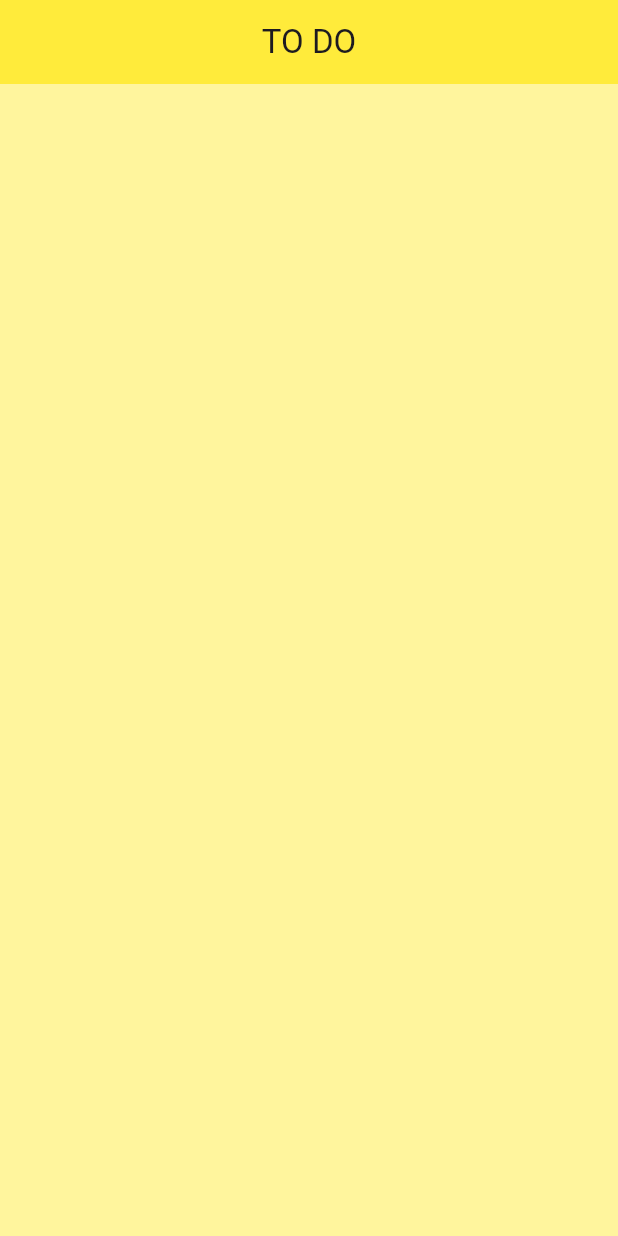
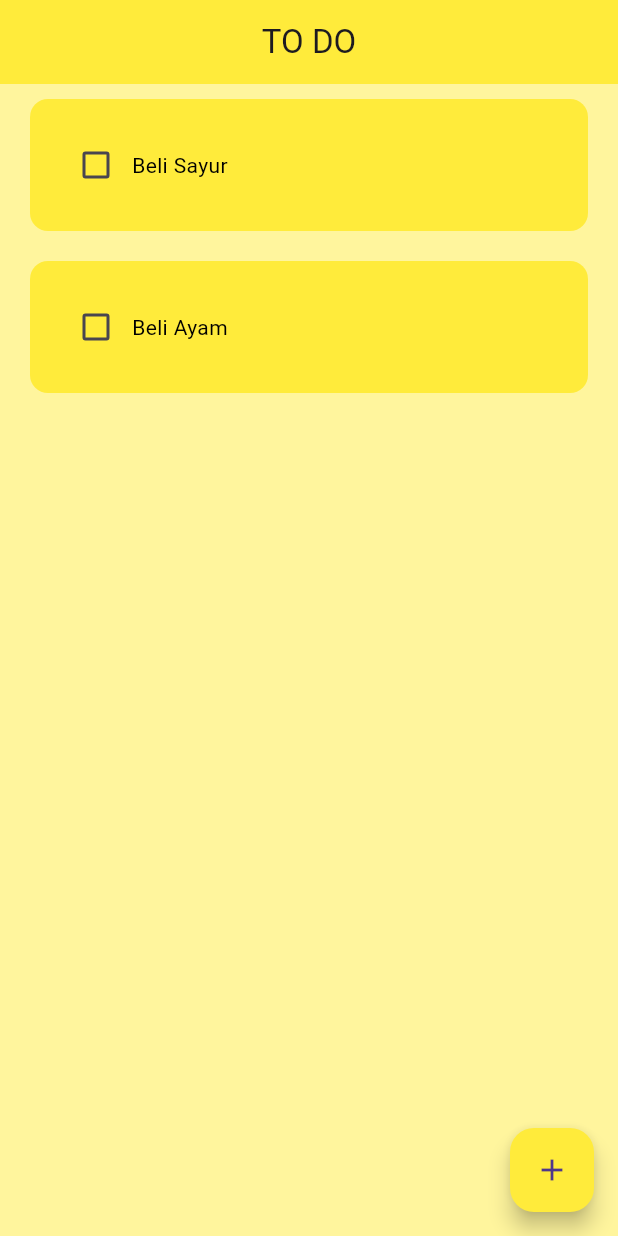
Before and after one commit to AWXND/todo_app, a Flutter app: the screen it shows after launch, on a phone screen of 412 x 824 dp. Run offline on Flutter 3.47's test engine with Material 3 defaults, Android fonts, the phone set to English and light mode, and no system bars.

Commit message:
fitur tambah

```diff
--- /dev/null
+++ b/lib/model/todo.dart
@@ -0,0 +1,9 @@
+class Todo {
+  final String taskname;
+  bool taskCompleted = false;
+
+  Todo({
+    required this.taskname,
+    required this.taskCompleted,
+  });
+}
--- a/lib/pages/main_screen.dart
+++ b/lib/pages/main_screen.dart
@@ -1,7 +1,33 @@
 import 'package:flutter/material.dart';
+import 'package:todo_app/model/todo.dart';
+import 'package:todo_app/utils/todo_widget.dart';
 
-class MainScreen extends StatelessWidget {
+class MainScreen extends StatefulWidget {
   const MainScreen({super.key});
+
+  @override
+  State<MainScreen> createState() =>
+      _MainScreenState();
+}
+
+class _MainScreenState extends State<MainScreen> {
+  final List<Todo> toDoList = [
+    Todo(
+      taskname: 'Beli Sayur',
+      taskCompleted: false,
+    ),
+    Todo(
+      taskname: 'Beli Ayam',
+      taskCompleted: false,
+    ),
+  ];
+
+  void checkBoxChange(bool? value, int index) {
+    setState(() {
+      toDoList[index].taskCompleted =
+          !toDoList[index].taskCompleted;
+    });
+  }
 
   @override
   Widget build(BuildContext context) {
@@ -11,6 +37,24 @@ class MainScreen extends StatelessWidget {
         title: Text('TO DO'),
         centerTitle: true,
       ),
+      floatingActionButton: FloatingActionButton(
+        backgroundColor: Colors.yellow,
+        child: Icon(Icons.add),
+        onPressed: () {},
+      ),
+      body: ListView.builder(
+        itemCount: toDoList.length,
+        itemBuilder: (context, index) {
+          final todolist = toDoList[index];
+          return ToDoWidget(
+            taskName: todolist.taskname,
+            taskCompleted: todolist.taskCompleted,
+            onChanged:
+                (value) =>
+                    checkBoxChange(value, index),
+          );
+        },
+      ),
     );
   }
 }
--- /dev/null
+++ b/lib/utils/todo_widget.dart
@@ -0,0 +1,58 @@
+import 'package:flutter/material.dart';
+
+class ToDoWidget extends StatelessWidget {
+  const ToDoWidget({
+    super.key,
+    required this.taskName,
+    required this.taskCompleted,
+    required this.onChanged,
+  });
+
+  final String taskName;
+  final bool? taskCompleted;
+  final Function(bool?) onChanged;
+
+  @override
+  Widget build(BuildContext context) {
+    return Padding(
+      padding: const EdgeInsets.fromLTRB(
+        20,
+        10,
+        20,
+        10,
+      ),
+      child: Container(
+        decoration: BoxDecoration(
+          color: Colors.yellow,
+          borderRadius: BorderRadius.circular(12),
+        ),
+        child: Padding(
+          padding: const EdgeInsets.all(20.0),
+          child: Row(
+            children: [
+              Checkbox(
+                activeColor: Colors.black38,
+                value: taskCompleted,
+                onChanged: onChanged,
+              ),
+              Text(
+                taskName,
+                style: TextStyle(
+                  color:
+                      taskCompleted!
+                          ? Colors.black38
+                          : Colors.black,
+                  decoration:
+                      taskCompleted!
+                          ? TextDecoration
+                              .lineThrough
+                          : TextDecoration.none,
+                ),
+              ),
+            ],
+          ),
+        ),
+      ),
+    );
+  }
+}
```
